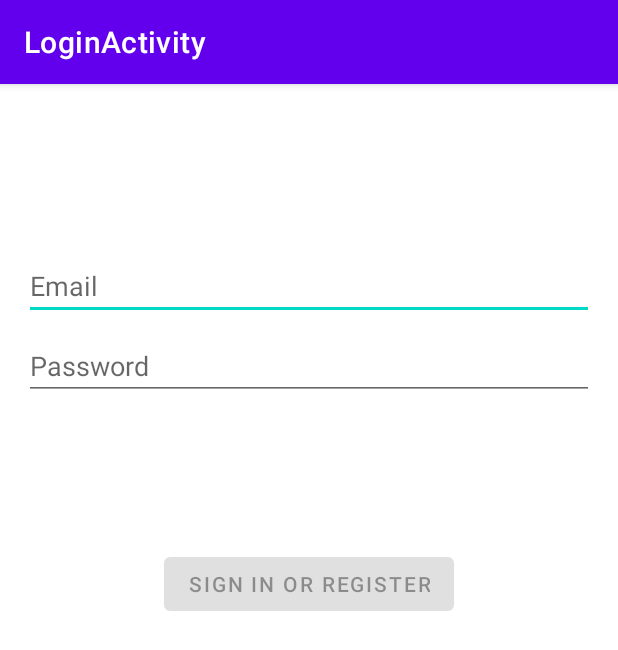
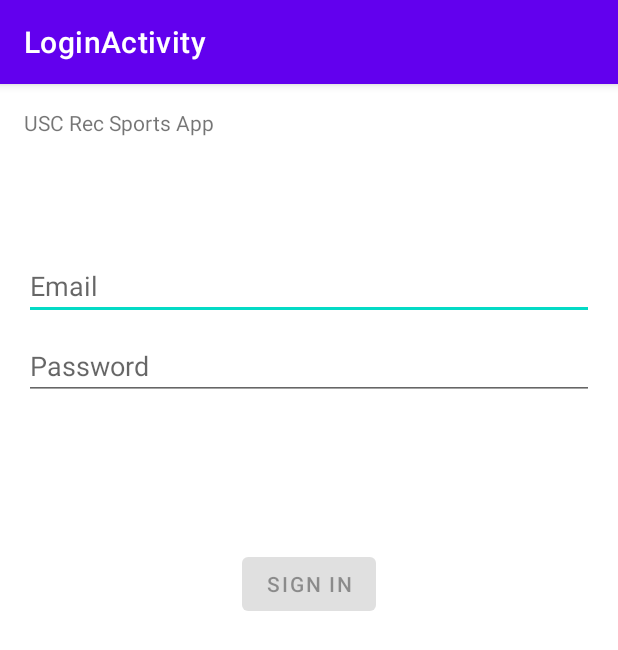
Before and after one commit to Matt033/USCRecSports, an Android app: the LoginActivity screen opened directly, with no data from a screen before it, on a phone screen of 412 x 824 dp. Shown: the top 650 px of the screen. Run offline under Robolectric (Android 15) with nearby library versions, the phone set to English and light mode, and no system bars.

Commit message:
Update login page

```diff
--- a/RecSports/app/src/main/java/com/example/uscrecsports/MapActivity.java
+++ b/RecSports/app/src/main/java/com/example/uscrecsports/MapActivity.java
@@ -10,5 +10,8 @@
     protected void onCreate(Bundle savedInstanceState) {
         super.onCreate(savedInstanceState);
         setContentView(R.layout.activity_map);
+
+        Button lyon_center = findViewById(R.id.lyonCenter);
+
     }
 }
--- a/RecSports/app/src/main/res/layout/activity_login.xml
+++ b/RecSports/app/src/main/res/layout/activity_login.xml
@@ -10,6 +10,8 @@
     android:paddingRight="@dimen/activity_horizontal_margin"
     android:paddingBottom="@dimen/activity_vertical_margin"
     tools:context=".ui.login.LoginActivity">
+
+
 
     <EditText
         android:id="@+id/username"
@@ -45,7 +47,8 @@
         android:layout_marginTop="16dp"
         android:layout_marginBottom="64dp"
         android:enabled="false"
-        android:text="@string/action_sign_in"
+        android:onClick="signIn"
+        android:text="@string/action_sign_in_short"
         app:layout_constraintBottom_toBottomOf="parent"
         app:layout_constraintEnd_toEndOf="parent"
         app:layout_constraintStart_toStartOf="parent"
@@ -66,4 +69,12 @@
         app:layout_constraintTop_toTopOf="parent"
         app:layout_constraintVertical_bias="0.3" />
 
+    <TextView
+        android:id="@+id/textView5"
+        android:layout_width="wrap_content"
+        android:layout_height="wrap_content"
+        android:text="USC Rec Sports App"
+        tools:layout_editor_absoluteX="132dp"
+        tools:layout_editor_absoluteY="26dp" />
+
 </androidx.constraintlayout.widget.ConstraintLayout>
--- a/RecSports/app/src/main/res/layout/activity_map.xml
+++ b/RecSports/app/src/main/res/layout/activity_map.xml
@@ -10,7 +10,7 @@
 
 
     <TextView
-        android:id="@+id/textView"
+        android:id="@+id/lyonCenter"
         android:layout_width="132dp"
         android:layout_height="59dp"
         android:text="Lyon Center"
```
